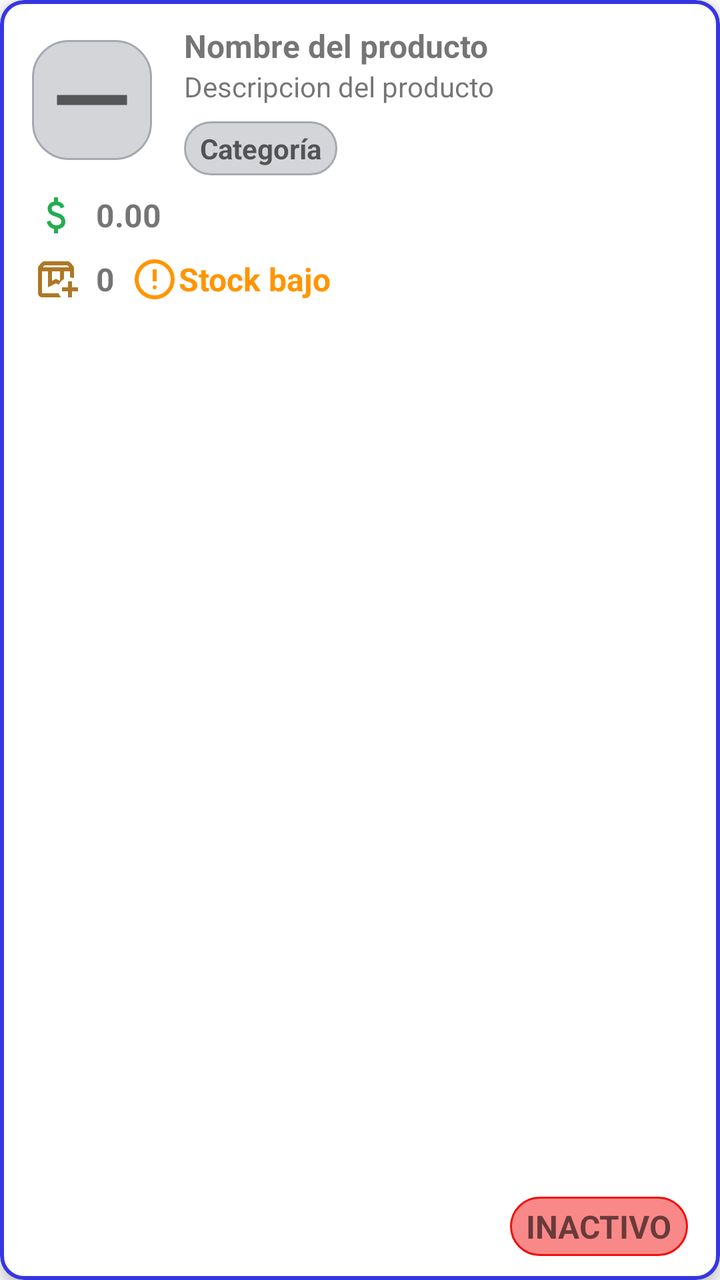
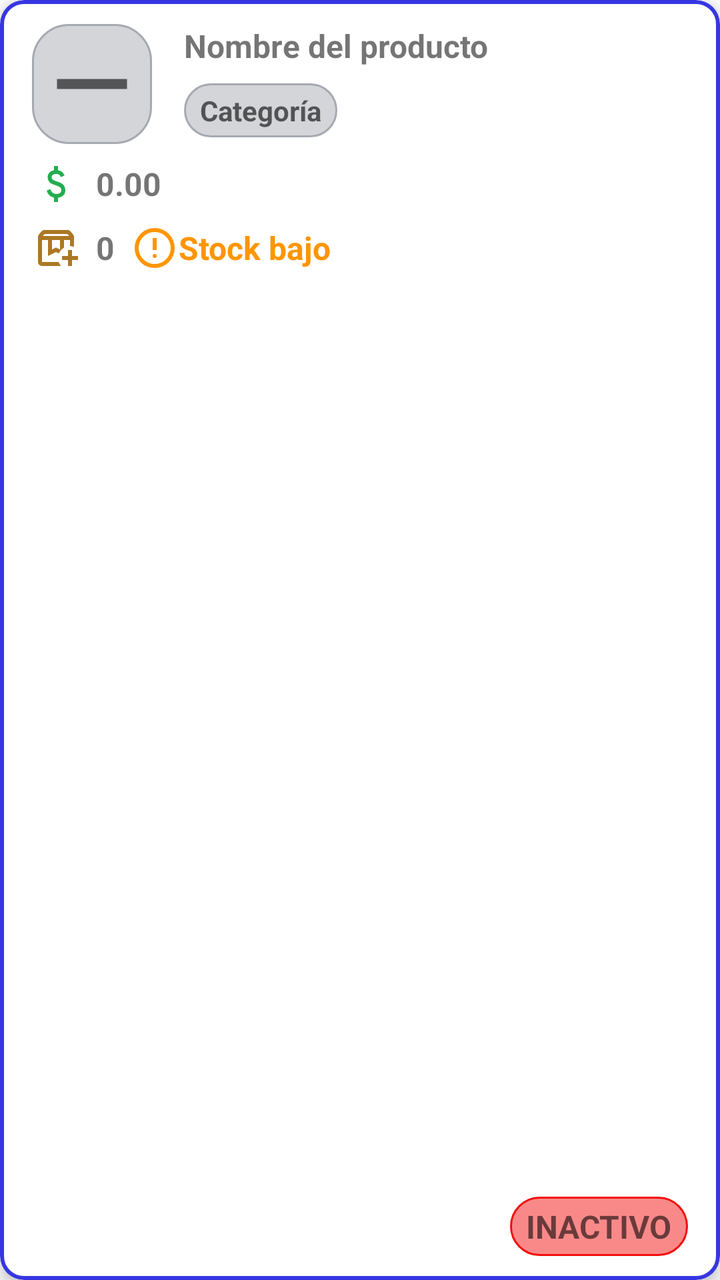

Two renders of the same Android screen: before a commit and after it. Below are the layout's source before the change and the commit's diff.
<!-- AndroidManifest.xml: application theme Theme.DanisaTienda -->
<!-- res/layout/item_producto.xml -->
<?xml version="1.0" encoding="utf-8"?>
<com.google.android.material.card.MaterialCardView xmlns:android="http://schemas.android.com/apk/res/android"
    xmlns:app="http://schemas.android.com/apk/res-auto"
    xmlns:tools="http://schemas.android.com/tools"
    android:id="@+id/cardProductoAdapter"
    android:layout_width="match_parent"
    android:layout_height="wrap_content"
    android:layout_margin="8dp"
    app:cardCornerRadius="12dp"
    app:cardElevation="4dp"
    app:strokeColor="@color/blue"
    app:strokeWidth="2dp">


    <androidx.constraintlayout.widget.ConstraintLayout
        android:id="@+id/cardProducto"
        android:layout_width="match_parent"
        android:layout_height="match_parent"
        android:paddingHorizontal="16dp"
        android:paddingVertical="12dp">

        <com.google.android.material.imageview.ShapeableImageView
            android:id="@+id/ivCardProductoFoto"
            android:layout_width="60dp"
            android:layout_height="60dp"
            android:background="@drawable/button_white_transparent"
            android:scaleType="centerCrop"
            android:src="@drawable/remove_24px"
            app:layout_constraintBottom_toBottomOf="@+id/tvCardProductoCategoria"
            app:layout_constraintStart_toStartOf="parent"
            app:layout_constraintTop_toTopOf="parent"
            app:shapeAppearanceOverlay="@style/RectangleImage" />

        <TextView
            android:id="@+id/tvCardProductoNombre"
            android:layout_width="0dp"
            android:layout_height="wrap_content"
            android:layout_marginStart="16dp"
            android:text="Nombre del producto"
            android:textSize="16sp"
            android:textStyle="bold"
            app:layout_constraintEnd_toEndOf="parent"
            app:layout_constraintStart_toEndOf="@+id/ivCardProductoFoto"
            app:layout_constraintTop_toTopOf="parent" />

        <TextView
            android:id="@+id/tvCardProductoCategoria"
            android:layout_width="wrap_content"
            android:layout_height="wrap_content"
            android:layout_marginTop="8dp"
            android:background="@drawable/button_white_transparent"
            android:backgroundTint="@color/gray_icon"
            android:paddingHorizontal="8dp"
            android:paddingVertical="4dp"
            android:text="Categoría"
            android:textColor="#9C000000"
            android:textStyle="bold"
            app:layout_constraintStart_toStartOf="@+id/tvCardProductoDescripcion"
            app:layout_constraintTop_toBottomOf="@+id/tvCardProductoDescripcion" />

        <TextView
            android:id="@+id/tvCardProductoPrecio"
            android:layout_width="wrap_content"
            android:layout_height="wrap_content"
            android:layout_marginTop="8dp"
            android:drawableStart="@drawable/attach_money_24px"
            android:drawablePadding="8dp"
            android:drawableTint="@color/green_dark"
            android:gravity="center"
            android:text="0.00"
            android:textSize="16sp"
            android:textStyle="bold"
            app:layout_constraintStart_toStartOf="parent"
            app:layout_constraintTop_toBottomOf="@+id/tvCardProductoCategoria" />

        <TextView
            android:id="@+id/tvCardProductoStock"
            android:layout_width="wrap_content"
            android:layout_height="wrap_content"
            android:layout_marginTop="8dp"
            android:drawableStart="@drawable/box_add_24px"
            android:drawablePadding="8dp"
            android:drawableTint="#AD7824"
            android:gravity="center"
            android:text="0"
            android:textSize="16sp"
            android:textStyle="bold"
            app:layout_constraintStart_toStartOf="parent"
            app:layout_constraintTop_toBottomOf="@+id/tvCardProductoPrecio" />

        <TextView
            android:id="@+id/tvCardProductoSinStockAdvertencia"
            android:layout_width="wrap_content"
            android:layout_height="wrap_content"
            android:layout_marginStart="8dp"
            android:drawableStart="@drawable/error_24px"
            android:drawableTint="@color/orange_advertence"
            android:gravity="center"
            android:text="Stock bajo"
            android:textColor="@color/orange_advertence"
            android:textSize="16sp"
            android:textStyle="bold"
            app:layout_constraintStart_toEndOf="@+id/tvCardProductoStock"
            app:layout_constraintTop_toTopOf="@+id/tvCardProductoStock" />

        <TextView
            android:id="@+id/tvCardProductoActivo"
            android:layout_width="wrap_content"
            android:layout_height="wrap_content"
            android:background="@drawable/button_white_transparent"
            android:backgroundTint="@color/red"
            android:paddingHorizontal="8dp"
            android:paddingVertical="4dp"
            android:text="INACTIVO"
            android:textColor="#92000000"
            android:textSize="16sp"
            android:textStyle="bold"
            app:layout_constraintBottom_toBottomOf="parent"
            app:layout_constraintEnd_toEndOf="parent" />

        <TextView
            android:id="@+id/tvCardProductoDescripcion"
            android:layout_width="0dp"
            android:layout_height="wrap_content"
            android:text="Descripcion del producto"
            app:layout_constraintEnd_toEndOf="parent"
            app:layout_constraintStart_toStartOf="@+id/tvCardProductoNombre"
            app:layout_constraintTop_toBottomOf="@+id/tvCardProductoNombre" />

    </androidx.constraintlayout.widget.ConstraintLayout>
</com.google.android.material.card.MaterialCardView>
<!-- resources referenced by this layout -->
<resources>
  <color name="blue">#FF3636E2</color>
  <color name="gray_icon">#FFA5A9B1</color>
  <color name="green_dark">#24AD50</color>
  <color name="orange_advertence">#FF9500</color>
  <color name="red">#FFF20D0D</color>
  <!-- drawable attach_money_24px (drawable) -->
  <vector xmlns:android="http://schemas.android.com/apk/res/android"
      android:width="24dp"
      android:height="24dp"
      android:viewportWidth="960"
      android:viewportHeight="960"
      android:tint="?attr/colorControlNormal">
    <path
        android:fillColor="@android:color/white"
        android:pathData="M441,840L441,754Q388,742 349.5,708Q311,674 293,612L367,582Q382,630 411.5,655Q441,680 489,680Q530,680 558.5,661.5Q587,643 587,604Q587,569 565,548.5Q543,528 463,502Q377,475 345,437.5Q313,400 313,346Q313,281 355,245Q397,209 441,204L441,120L521,120L521,204Q571,212 603.5,240.5Q636,269 651,310L577,342Q565,310 543,294Q521,278 483,278Q439,278 416,297.5Q393,317 393,346Q393,379 423,398Q453,417 527,438Q596,458 631.5,501.5Q667,545 667,602Q667,673 625,710Q583,747 521,756L521,840L441,840Z"/>
  </vector>
  <!-- drawable button_white_transparent (drawable) -->
  <?xml version="1.0" encoding="utf-8"?>
  <selector xmlns:android="http://schemas.android.com/apk/res/android">
      <item>
          <shape>
              <solid android:color="#7CA5A9B1"/>
              <corners android:radius="18dp"/>
              <stroke
                  android:width="1dp"
                  android:color="@color/gray_icon"
                  />
          </shape>
      </item>
  </selector>
  <!-- drawable error_24px (drawable) -->
  <vector xmlns:android="http://schemas.android.com/apk/res/android"
      android:width="24dp"
      android:height="24dp"
      android:viewportWidth="960"
      android:viewportHeight="960"
      android:tint="?attr/colorControlNormal">
    <path
        android:fillColor="@android:color/white"
        android:pathData="M508.5,668.5Q520,657 520,640Q520,623 508.5,611.5Q497,600 480,600Q463,600 451.5,611.5Q440,623 440,640Q440,657 451.5,668.5Q463,680 480,680Q497,680 508.5,668.5ZM440,520L520,520L520,280L440,280L440,520ZM480,880Q397,880 324,848.5Q251,817 197,763Q143,709 111.5,636Q80,563 80,480Q80,397 111.5,324Q143,251 197,197Q251,143 324,111.5Q397,80 480,80Q563,80 636,111.5Q709,143 763,197Q817,251 848.5,324Q880,397 880,480Q880,563 848.5,636Q817,709 763,763Q709,817 636,848.5Q563,880 480,880ZM480,800Q614,800 707,707Q800,614 800,480Q800,346 707,253Q614,160 480,160Q346,160 253,253Q160,346 160,480Q160,614 253,707Q346,800 480,800ZM480,480Q480,480 480,480Q480,480 480,480Q480,480 480,480Q480,480 480,480Q480,480 480,480Q480,480 480,480Q480,480 480,480Q480,480 480,480Z"/>
  </vector>
  <!-- drawable remove_24px (drawable) -->
  <vector xmlns:android="http://schemas.android.com/apk/res/android"
      android:width="24dp"
      android:height="24dp"
      android:viewportWidth="960"
      android:viewportHeight="960"
      android:tint="?attr/colorControlNormal">
    <path
        android:fillColor="@android:color/white"
        android:pathData="M200,520L200,440L760,440L760,520L200,520Z"/>
  </vector>
  <style name="RectangleImage">
          <item name="cornerFamily">rounded</item>
          <item name="cornerSize">25%</item>
      </style>
  <style name="Theme.DanisaTienda" parent="Theme.MaterialComponents.DayNight.DarkActionBar">
          
          <item name="colorPrimary">@color/blue</item>
          <item name="colorPrimaryVariant">@color/purple_700</item>
          <item name="colorOnPrimary">@color/white</item>
          
          <item name="colorSecondary">@color/teal_200</item>
          <item name="colorSecondaryVariant">@color/teal_700</item>
          <item name="colorOnSecondary">@color/black</item>
          
          <item name="android:statusBarColor">?attr/colorPrimaryVariant</item>
          
      </style>
  <color name="purple_700">#FF3700B3</color>
  <color name="white">#FFFFFFFF</color>
  <color name="teal_200">#FF03DAC5</color>
  <color name="teal_700">#FF018786</color>
  <color name="black">#FF000000</color>
  <!-- unchanged entries left out for length: 1 -->
</resources>

<!-- the commit's change to res/layout/item_producto.xml (unified diff, before → after) -->
@@ -26,7 +26,6 @@
             android:background="@drawable/button_white_transparent"
             android:scaleType="centerCrop"
             android:src="@drawable/remove_24px"
-            app:layout_constraintBottom_toBottomOf="@+id/tvCardProductoCategoria"
             app:layout_constraintStart_toStartOf="parent"
             app:layout_constraintTop_toTopOf="parent"
             app:shapeAppearanceOverlay="@style/RectangleImage" />
@@ -55,8 +54,8 @@
             android:text="Categoría"
             android:textColor="#9C000000"
             android:textStyle="bold"
-            app:layout_constraintStart_toStartOf="@+id/tvCardProductoDescripcion"
-            app:layout_constraintTop_toBottomOf="@+id/tvCardProductoDescripcion" />
+            app:layout_constraintStart_toStartOf="@+id/tvCardProductoNombre"
+            app:layout_constraintTop_toBottomOf="@+id/tvCardProductoNombre" />
 
         <TextView
             android:id="@+id/tvCardProductoPrecio"
@@ -71,7 +70,7 @@
             android:textSize="16sp"
             android:textStyle="bold"
             app:layout_constraintStart_toStartOf="parent"
-            app:layout_constraintTop_toBottomOf="@+id/tvCardProductoCategoria" />
+            app:layout_constraintTop_toBottomOf="@+id/ivCardProductoFoto" />
 
         <TextView
             android:id="@+id/tvCardProductoStock"
@@ -118,14 +117,5 @@
             app:layout_constraintBottom_toBottomOf="parent"
             app:layout_constraintEnd_toEndOf="parent" />
 
-        <TextView
-            android:id="@+id/tvCardProductoDescripcion"
-            android:layout_width="0dp"
-            android:layout_height="wrap_content"
-            android:text="Descripcion del producto"
-            app:layout_constraintEnd_toEndOf="parent"
-            app:layout_constraintStart_toStartOf="@+id/tvCardProductoNombre"
-            app:layout_constraintTop_toBottomOf="@+id/tvCardProductoNombre" />
-
     </androidx.constraintlayout.widget.ConstraintLayout>
 </com.google.android.material.card.MaterialCardView>
